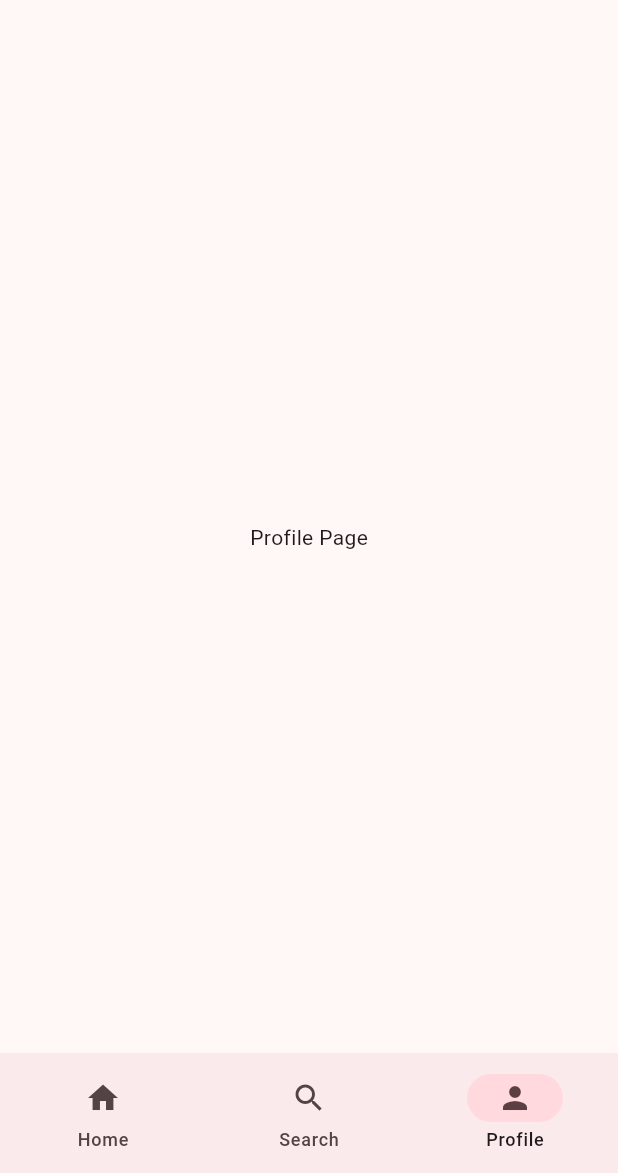
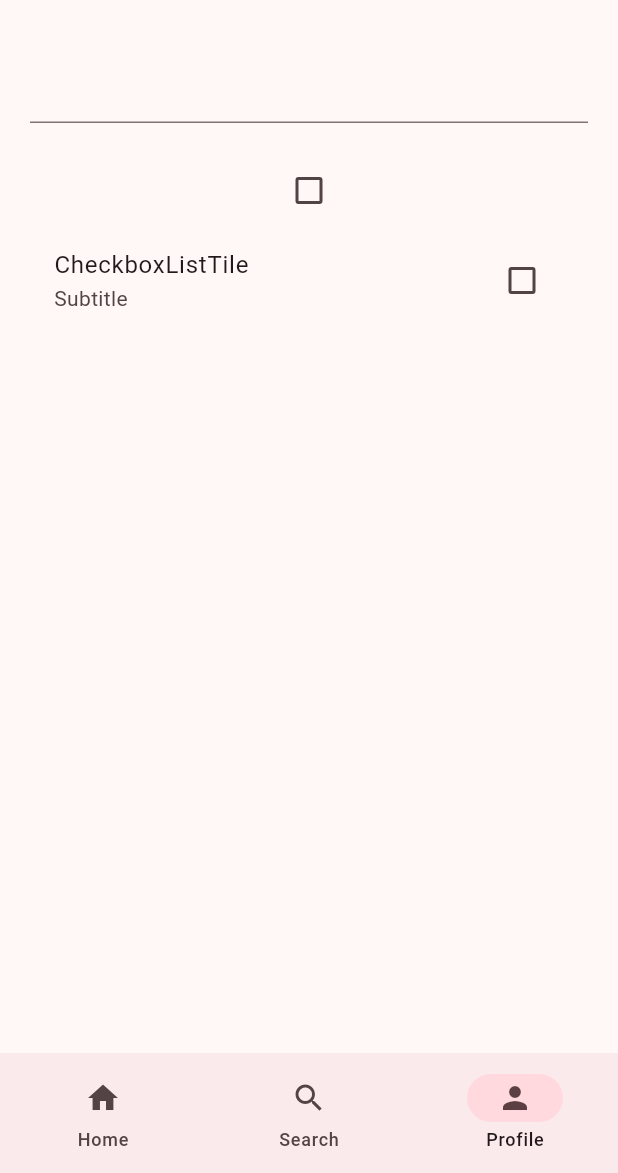
Before and after one commit to trongtunguyen08/demo_flutter, a Flutter app: the screen it shows after launch, item 3 of the bottom bar chosen, on a phone screen of 412 x 824 dp, the part 63-1236 px from its top. Run offline on Flutter 3.47's test engine with Material 3 defaults, Android fonts, the phone set to English and light mode, and no system bars.

Commit message:
TextField and Checkbox

```diff
--- a/lib/views/pages/profile_page.dart
+++ b/lib/views/pages/profile_page.dart
@@ -1,10 +1,49 @@
 import 'package:flutter/material.dart';
 
-class ProfilePage extends StatelessWidget {
+class ProfilePage extends StatefulWidget {
   const ProfilePage({super.key});
 
   @override
+  State<ProfilePage> createState() => _ProfilePageState();
+}
+
+class _ProfilePageState extends State<ProfilePage> {
+  final TextEditingController _controller = TextEditingController();
+  bool? isChecked = false;
+
+  @override
   Widget build(BuildContext context) {
-    return Center(child: const Text("Profile Page"));
+    return Padding(
+      padding: EdgeInsets.all(20.0),
+      child: Column(
+        children: [
+          TextField(
+            controller: _controller,
+            onEditingComplete: () {
+              setState(() {});
+            },
+          ),
+          Text(_controller.text),
+          Checkbox(
+            value: isChecked,
+            onChanged: (bool? value) {
+              setState(() {
+                isChecked = value;
+              });
+            },
+          ),
+          CheckboxListTile(
+            title: Text('CheckboxListTile'),
+            subtitle: Text('Subtitle'),
+            value: isChecked,
+            onChanged: (value) {
+              setState(() {
+                isChecked = value;
+              });
+            },
+          ),
+        ],
+      ),
+    );
   }
 }
```
